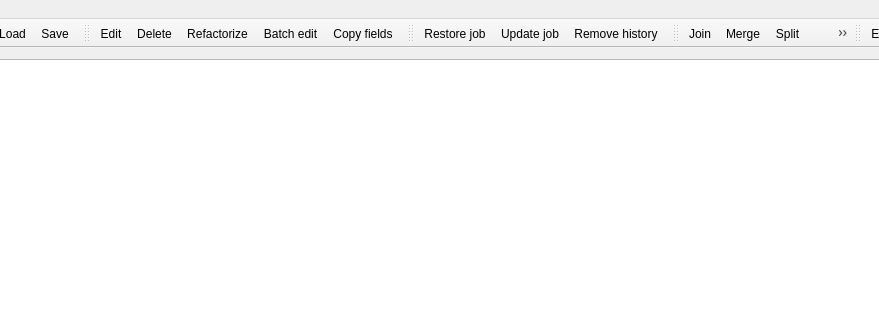
Old version of the form mainwindow.ui in the repository Kuszki/EW-Database; both pictures show x 269 to 1148 and y 0 to 320 of the 1366 by 768 pixel window.
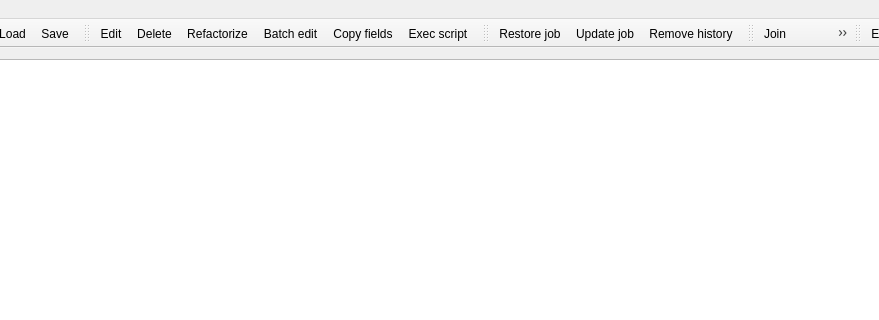
New version of the form. Icons and pictures are not drawn.

Commit message: Prepare to implement script-edit feature

```diff
--- a/mainwindow.ui
+++ b/mainwindow.ui
@@ -187,6 +187,7 @@
    <addaction name="actionRefactor"/>
    <addaction name="actionBatch"/>
    <addaction name="actionCopyfields"/>
+   <addaction name="actionScript"/>
   </widget>
   <widget class="QToolBar" name="kergsTool">
    <property name="windowTitle">
@@ -646,6 +647,17 @@
     <string>Ctrl+D</string>
    </property>
   </action>
+  <action name="actionScript">
+   <property name="icon">
+    <iconset theme="media-playback-start"/>
+   </property>
+   <property name="text">
+    <string>Exec script</string>
+   </property>
+   <property name="shortcut">
+    <string>Ctrl+=</string>
+   </property>
+  </action>
  </widget>
  <layoutdefault spacing="6" margin="11"/>
  <resources/>
```
Left out of the diff: 5 changed lines with no effect on the pictures. The commit also changes 8 other files.
